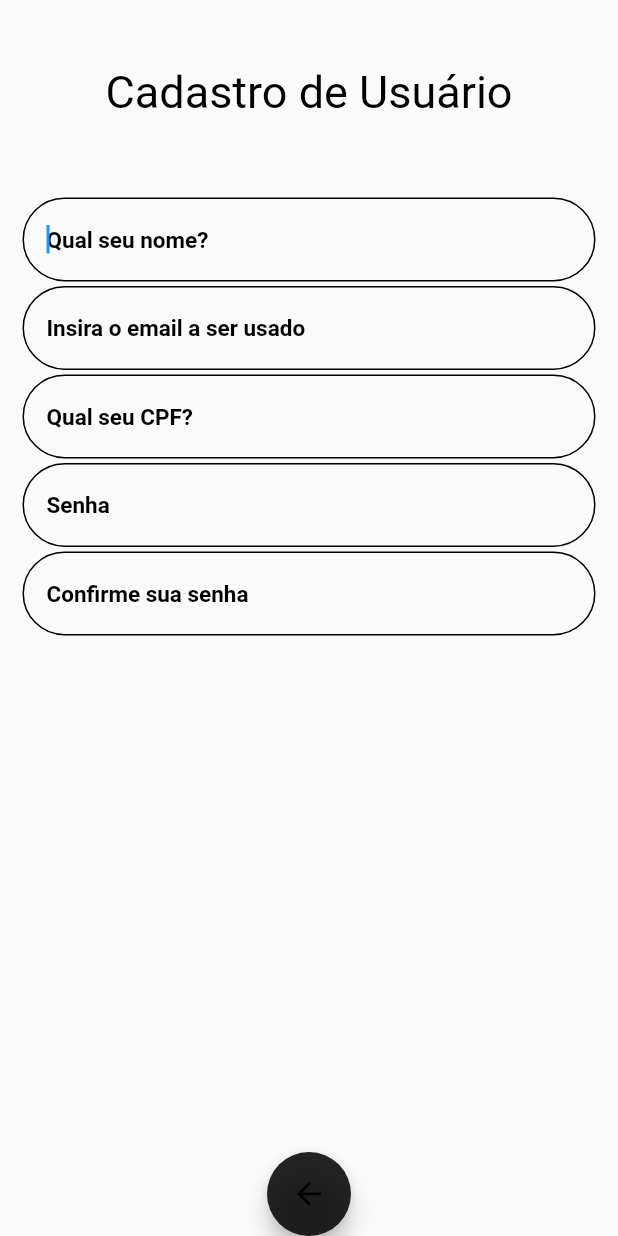
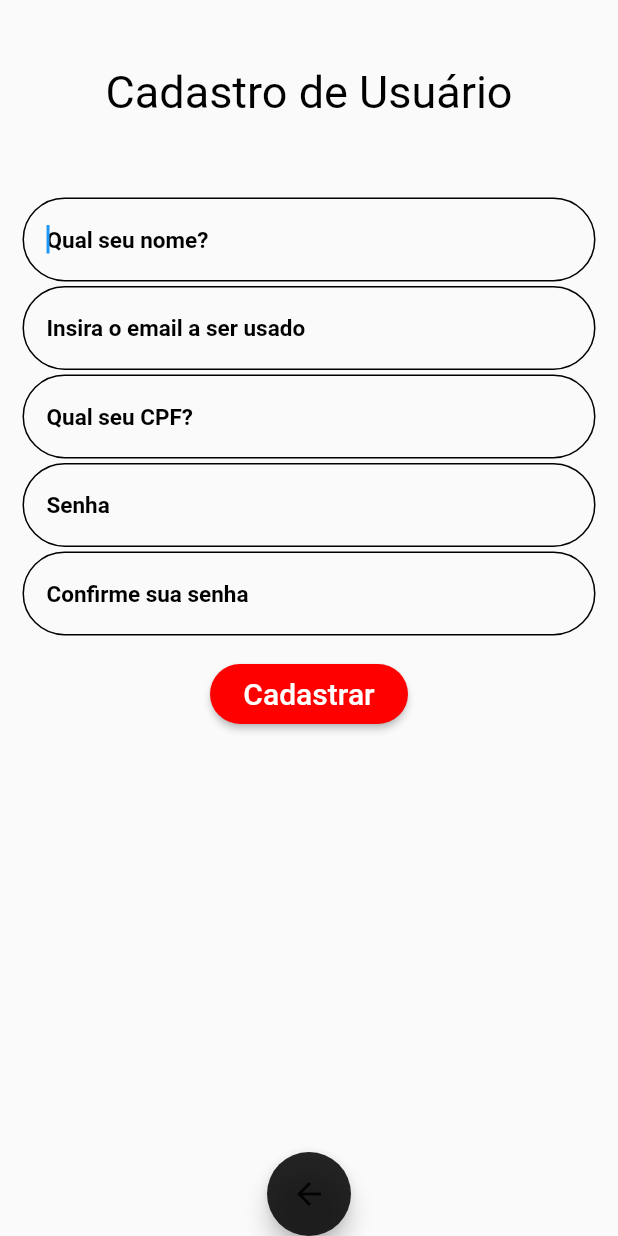
Before and after one commit to gabriellimad/IEvent, a Flutter app: the screen it shows after launch, after a tap on "Novo aqui? Cadastre-se", on a phone screen of 412 x 824 dp. Run offline on Flutter 3.47's test engine with Material 2 defaults, Android fonts, the light colour scheme and no system bars.

Commit message:
Adicionando botão de cadastrar

```diff
--- a/lib/view/cadastrouser.dart
+++ b/lib/view/cadastrouser.dart
@@ -46,7 +46,9 @@ class CadastroUser extends StatelessWidget {
                         SizedBox(height: 3),
                         Widgets().widgetSenha(),
                         SizedBox(height: 3),
-                        Widgets().widgetConfirmaSenha()
+                        Widgets().widgetConfirmaSenha(),
+                        SizedBox(height: 15),
+                        Widgets().widgetConcluirCadastro(context)
                       ]))),
             ),
             Positioned(
--- a/lib/view/widgets.dart
+++ b/lib/view/widgets.dart
@@ -20,6 +20,7 @@ class Widgets extends StatelessWidget {
         widgetEntrar(context),
         widgetEsqueceSenha(context),
         widgetNovaSenha(),
+        widgetConcluirCadastro(context),
       ],
     );
   }
@@ -79,6 +80,32 @@ class Widgets extends StatelessWidget {
         child: Center(
           child: Text(
             'Entrar',
+            style: TextStyle(
+              color: Color.fromARGB(255, 255, 255, 255),
+              fontSize: 20
+              ),
+          ),
+        ),
+      ),
+    );
+  }
+
+  widgetConcluirCadastro(BuildContext context) {
+    return ElevatedButton(
+      style: ElevatedButton.styleFrom(
+        backgroundColor: Color.fromARGB(255, 255, 0, 0),
+        shape: RoundedRectangleBorder(borderRadius: BorderRadius.circular(20)),
+      ),
+      onPressed: () {
+        Navigator.push(
+            context, MaterialPageRoute(builder: (context) => Cadastro()));
+      },
+      child: SizedBox(
+        width: 100,
+        height: 40,
+        child: Center(
+          child: Text(
+            'Cadastrar',
             style: TextStyle(
               color: Color.fromARGB(255, 255, 255, 255),
               fontSize: 20
```
